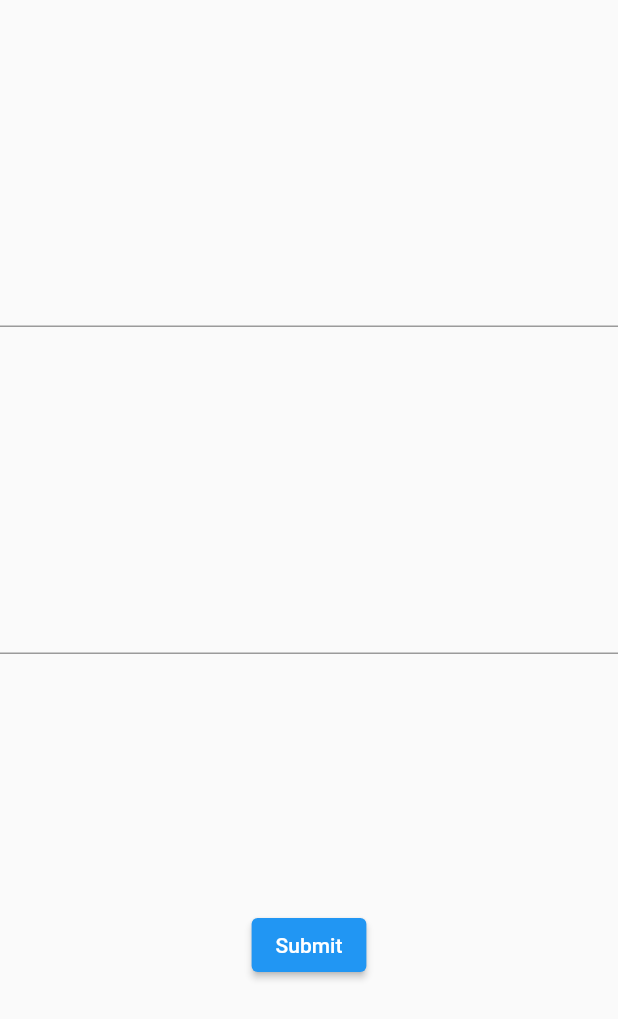
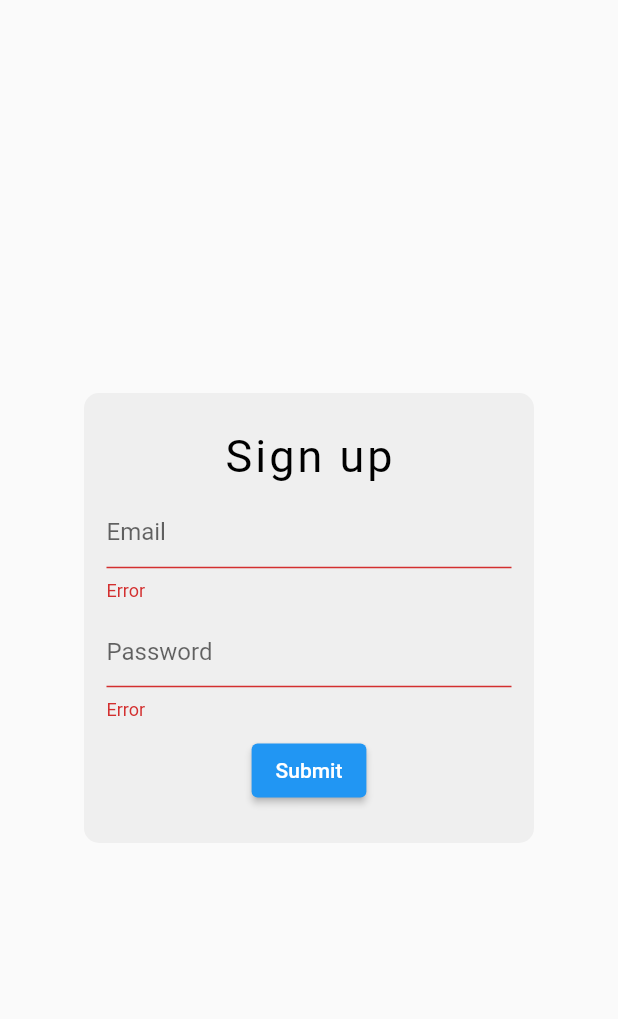
Before and after one commit to AngelovanOsch1/FlutterCRUD, a Flutter app: the Signup screen opened by its route, after a tap on "Submit", on a phone screen of 412 x 824 dp. Shown: the top 1019 px of the screen. Run offline on Flutter 3.47's test engine with Material 2 defaults, Android fonts, the phone set to English and light mode, and no system bars; our stand-ins replace firebase_auth, firebase_core; accounts and stored records are empty.

Commit message:
added login and signup form

```diff
--- a/lib/screens/Signup.dart
+++ b/lib/screens/Signup.dart
@@ -1,3 +1,4 @@
+import 'package:firebase_auth/firebase_auth.dart';
 import 'package:flutter/material.dart';
 import 'package:flutter/src/widgets/framework.dart';
 import 'package:flutter/src/widgets/placeholder.dart';
@@ -15,19 +16,61 @@ class _SignupState extends State<Signup> {
   @override
   Widget build(BuildContext context) {
     return Scaffold(
-      body: SafeArea(
+      body: Center(
+        child: ClipRRect(
+          borderRadius: const BorderRadius.all(Radius.circular(10.0)),
+          child: Container(
+            padding: const EdgeInsets.all(15),
+            height: 300,
+            width: 300,
+            color: const Color.fromARGB(31, 159, 158, 158),
             child: Form(
                 key: _formKey,
                 child: Column(
                   mainAxisAlignment: MainAxisAlignment.spaceEvenly,
-            children: [
-              TextFormField(),
-              TextFormField(),
+                  children: <Widget>[
+                    const Text(
+                      'Sign up',
+                      style: TextStyle(
+                          color: Color.fromARGB(255, 0, 0, 0),
+                          fontSize: 30,
+                          letterSpacing: 2.0),
+                    ),
+                    TextFormField(
+                      decoration: const InputDecoration(hintText: 'Email'),
+                      validator: (value) {
+                        if (value!.isNotEmpty && value.length > 5) {
+                          return null;
+                          FirebaseAuth.instance.createUserWithEmailAndPassword(
+                              email: email, password: password);
+                        } else {
+                          return "Error";
+                        }
+                      },
+                    ),
+                    TextFormField(
+                      obscureText: true,
+                      decoration: const InputDecoration(hintText: 'Password'),
+                      validator: (value) {
+                        if (value!.isNotEmpty && value.length > 5) {
+                          return null;
+                        } else {
+                          return "Error";
+                        }
+                      },
+                    ),
                     ElevatedButton(
-                onPressed: () {},
+                      onPressed: () {
+                        if (!_formKey.currentState!.validate()) {
+                          return;
+                        } else {
+                          Navigator.pushNamed(context, '/home');
+                        }
+                      },
                       child: const Text('Submit'),
                     )
                   ],
+                )),
           ),
         ),
       ),
--- a/pubspec.yaml
+++ b/pubspec.yaml
@@ -30,11 +30,14 @@ environment:
 dependencies:
   flutter:
     sdk: flutter
+  firebase_core: ^2.6.1
 
 
   # The following adds the Cupertino Icons font to your application.
   # Use with the CupertinoIcons class for iOS style icons.
   cupertino_icons: ^1.0.2
+  firebase_auth: ^4.2.8
+  cloud_firestore: ^4.4.2
 
 dev_dependencies:
   flutter_test:
```
Also changed, not shown: lib/main.dart (+7 -1 lines), lib/screens/Login.dart (+58 -1 lines), lib/firebase_options.dart (added), pubspec.lock, 8 other files. Lines whose indentation alone changed are shown as unchanged.
